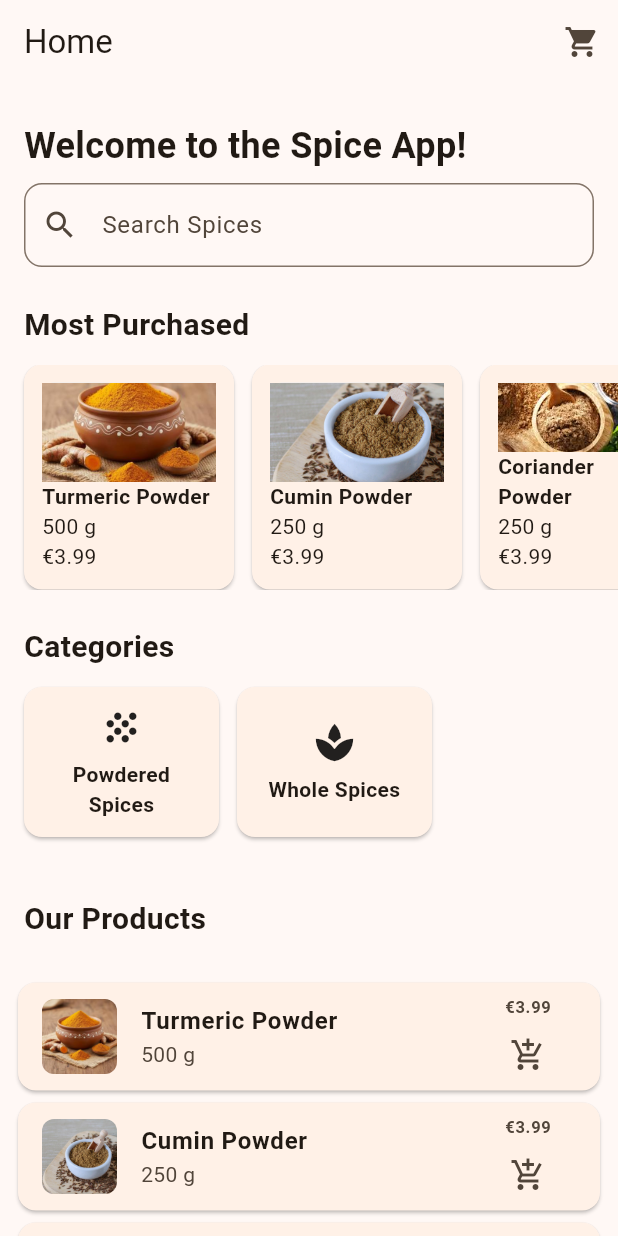
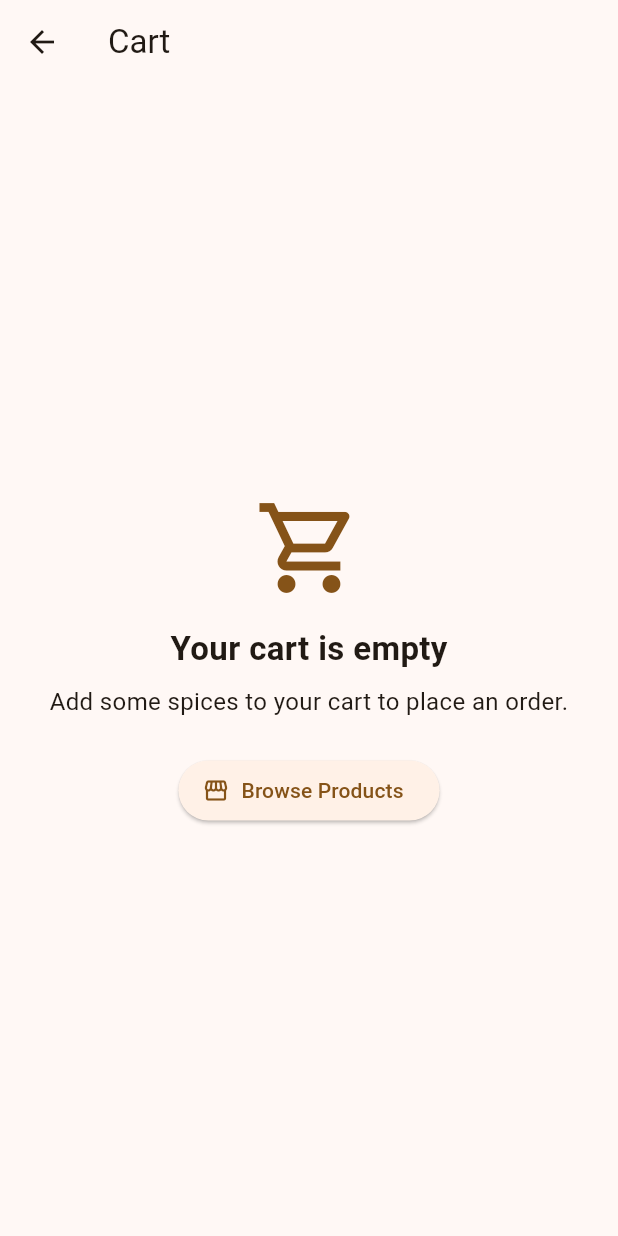
Before and after one commit to swastikdhakal07/SpiceApp, a Flutter app: the screen it shows after launch, after a tap on the "shopping cart" icon, on a phone screen of 412 x 824 dp. Run offline on Flutter 3.47's test engine with Material 3 defaults, Android fonts, the phone set to English and light mode, and no system bars.

Commit message:
Added a new cart_screen and a browse products button that returns to home

```diff
--- /dev/null
+++ b/lib/screens/cart_screen.dart
@@ -0,0 +1,49 @@
+import 'package:flutter/material.dart';
+
+class CartScreen extends StatelessWidget {
+  const CartScreen({super.key});
+
+  @override
+  Widget build(BuildContext context) {
+    return Scaffold(
+      appBar: AppBar(
+        title: const Text('Cart'),
+      ),
+      body: Center(
+        child: Padding(
+          padding: const EdgeInsets.all(24.0),
+          child: Column(
+            mainAxisAlignment: MainAxisAlignment.center,
+            children: [
+              Icon(
+                Icons.shopping_cart_outlined,
+                size: 72,
+                color: Theme.of(context).colorScheme.primary,
+              ),
+              const SizedBox(height: 16),
+              const Text(
+                'Your cart is empty',
+                style: TextStyle(
+                  fontSize: 22,
+                  fontWeight: FontWeight.bold,
+                ),
+              ),
+              const SizedBox(height: 8),
+              const Text(
+                'Add some spices to your cart to place an order.',
+                textAlign: TextAlign.center,
+                style: TextStyle(fontSize: 16),
+              ),
+              const SizedBox(height: 24),
+              ElevatedButton.icon(
+                onPressed: () => Navigator.pop(context),
+                icon: const Icon(Icons.storefront_outlined),
+                label: const Text('Browse Products'),
+              ),
+            ],
+          ),
+        ),
+      ),
+    );
+  }
+}
--- a/lib/screens/home_screen.dart
+++ b/lib/screens/home_screen.dart
@@ -1,5 +1,6 @@
 import 'package:flutter/material.dart';
 import 'package:spiceapp/screens/product_details_screen.dart';
+import 'package:spiceapp/screens/cart_screen.dart';
 import '../widgets/product_card.dart';
 import '../data/products.dart';
 import '../models/product.dart';
@@ -23,7 +24,17 @@ class _HomeScreenState extends State<HomeScreen> {
       appBar: AppBar(
         title: const Text('Home'),
         actions: [
-          IconButton(onPressed: () {}, icon: const Icon(Icons.shopping_cart)),
+          IconButton(
+            onPressed: () {
+              Navigator.push(
+                context,
+                MaterialPageRoute(
+                  builder: (context) => const CartScreen(),
+                ),
+              );
+            },
+            icon: const Icon(Icons.shopping_cart),
+          ),
         ],
       ),
 
```
